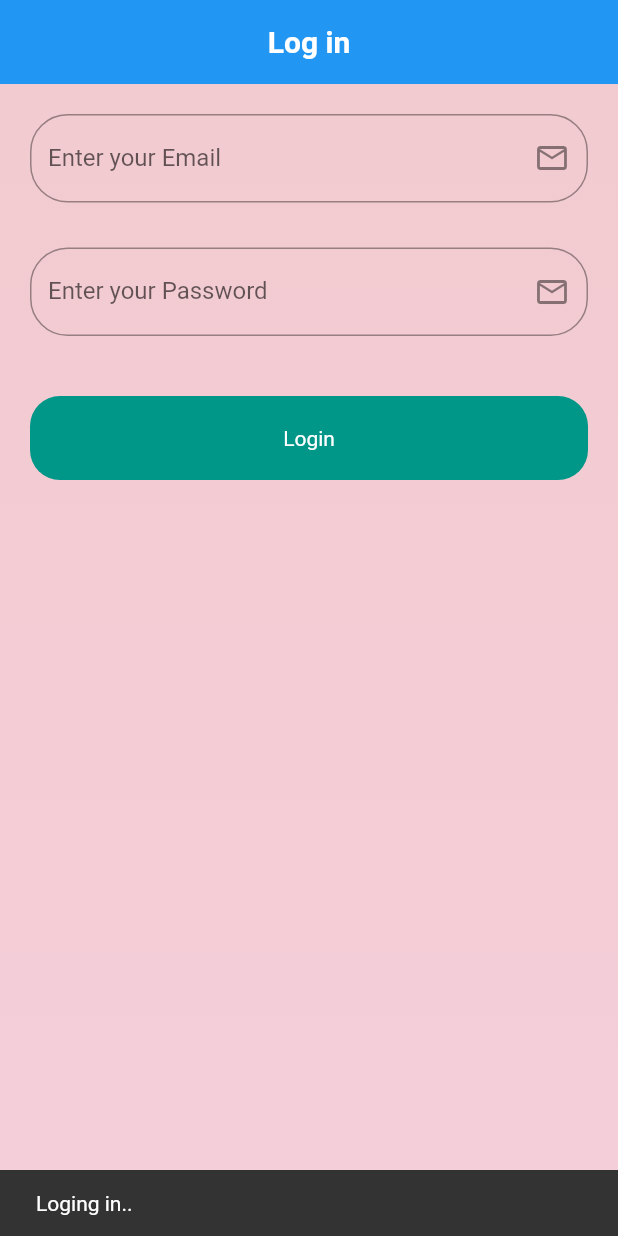
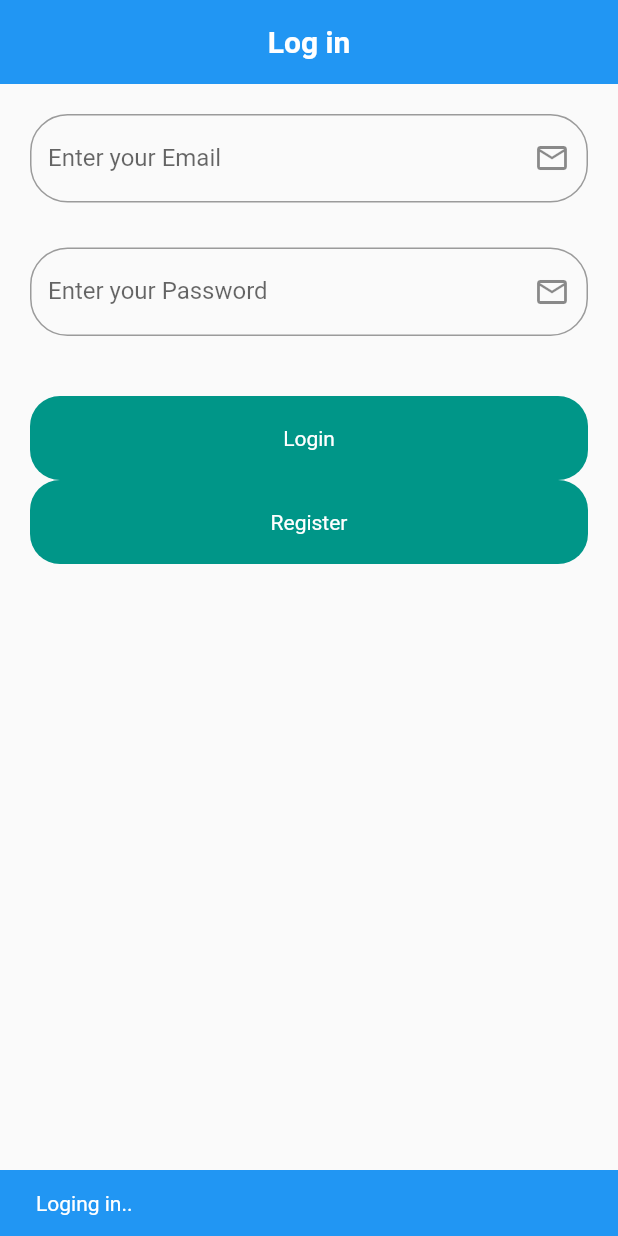
Before and after one commit to abinvs-2019/twitter_app_with_firebase, a Flutter app: the screen it shows after launch, after a tap on "Login", on a phone screen of 412 x 824 dp. Run offline on Flutter 3.47's test engine with Material 2 defaults, Android fonts, the phone set to English and light mode, and no system bars; our stand-ins replace bloc, cloud_firestore, equatable, firebase_auth, firebase_core, flutter_bloc and 1 more; accounts and stored records are empty; network calls fail; Roboto replaces fonts that are missing (Poppins).

Commit message:
final coomit 2

```diff
--- a/lib/screens/login_screen.dart
+++ b/lib/screens/login_screen.dart
@@ -6,6 +6,7 @@ import 'package:lucid_plus_machine_test/bloc/login_bloc/login_bloc.dart';
 import 'package:lucid_plus_machine_test/bloc/login_bloc/login_event.dart';
 import 'package:lucid_plus_machine_test/bloc/login_bloc/login_state.dart';
 import 'package:lucid_plus_machine_test/repositories/user_repository.dart';
+import 'package:lucid_plus_machine_test/screens/singup_page.dart';
 import 'package:lucid_plus_machine_test/screens/teet_screen.dart.dart';
 
 class LoginScreen extends StatefulWidget {
@@ -48,13 +49,15 @@ class _LoginScreenState extends State<LoginScreen> {
       body: BlocListener<LoginBloc, LoginState>(
         listener: (context, state) {
           if (state.isFailure!) {
-            ScaffoldMessenger.of(context)
-                .showSnackBar(SnackBar(content: Text("Login failed!!")));
+            ScaffoldMessenger.of(context).showSnackBar(SnackBar(
+                backgroundColor: Colors.blue, content: Text("Login failed!!")));
           }
 
           if (state.isSubmitting!) {
-            ScaffoldMessenger.of(context)
-                .showSnackBar(SnackBar(content: Text("Loging in..")));
+            ScaffoldMessenger.of(context).showSnackBar(SnackBar(
+              backgroundColor: Colors.blue,
+              content: Text("Loging in.."),
+            ));
           }
 
           if (state.isSuccess!) {
@@ -73,12 +76,6 @@ class _LoginScreenState extends State<LoginScreen> {
           create: (context) => LoginBloc(userRepository: _userRepository),
           child: Container(
             height: double.infinity,
-            decoration: const BoxDecoration(
-                gradient: LinearGradient(
-              begin: Alignment.topCenter,
-              end: Alignment.bottomCenter,
-              colors: [Color(0xfff2cbd0), Color(0xfff4ced9)],
-            )),
             child:
                 BlocBuilder<LoginBloc, LoginState>(builder: (context, state) {
               return Padding(
@@ -149,6 +146,29 @@ class _LoginScreenState extends State<LoginScreen> {
                             padding: const EdgeInsets.symmetric(vertical: 20),
                             child: const Text(
                               "Login",
+                              style: TextStyle(color: Colors.white),
+                            ),
+                            decoration: BoxDecoration(
+                              color: Colors.teal,
+                              borderRadius: BorderRadius.circular(20),
+                            ),
+                          ),
+                        ),
+                      ),
+                      GestureDetector(
+                        onTap: () {
+                          Navigator.push(
+                              context,
+                              MaterialPageRoute(
+                                  builder: (context) => RegistrationScreen()));
+                        },
+                        child: GestureDetector(
+                          child: Container(
+                            alignment: Alignment.center,
+                            width: double.infinity,
+                            padding: const EdgeInsets.symmetric(vertical: 20),
+                            child: const Text(
+                              "Register",
                               style: TextStyle(color: Colors.white),
                             ),
                             decoration: BoxDecoration(
```
